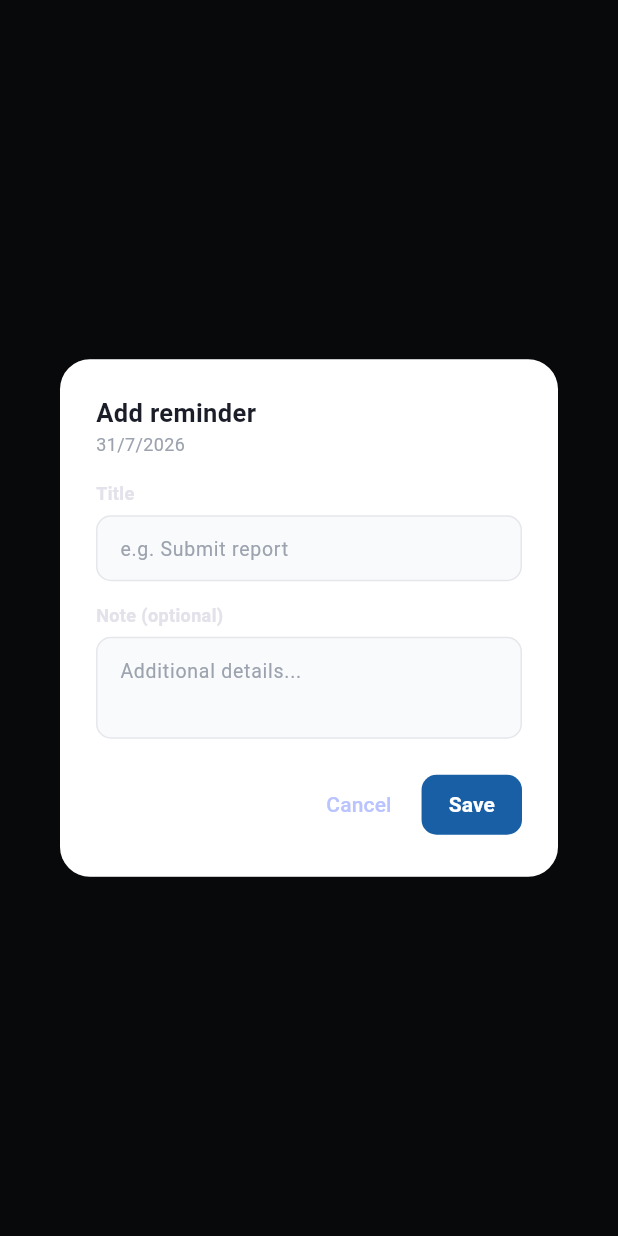
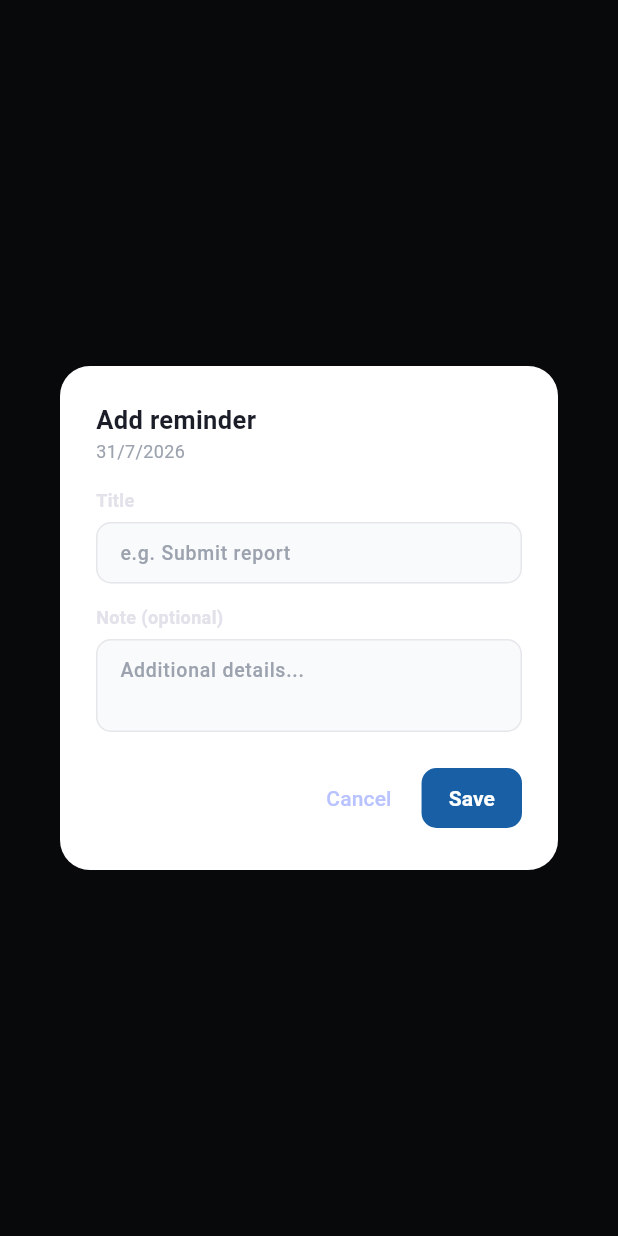
Before and after one commit to Cuna23/adastra_portal, a Flutter app: what addReminderForm() shows on an empty page, opened directly with empty values, on a phone screen of 412 x 824 dp. Run offline on Flutter 3.47's test engine with Material 3 defaults, Android fonts, the phone set to English and light mode, and no system bars; our stand-ins replace file_picker, fl_chart, go_router, image_picker, shared_preferences; missing offline and left inert: dart:html, dart:ui_web, excel, universal_html; accounts and stored records are empty; network calls fail.

Commit message:
route quick action staff

```diff
--- a/lib/app/module/dashboard/view/dashStaff_view.dart
+++ b/lib/app/module/dashboard/view/dashStaff_view.dart
@@ -87,8 +87,8 @@ class _DashboardStaffViewState extends State<DashboardStaffView> {
             spacing: 12,
             runSpacing: 12,
             children: [
-              _quickActionCard(Icons.add_alert_outlined, 'Report an incident', () => context.go('/incident')),
-              _quickActionCard(Icons.playlist_add_rounded, 'New service request', () => context.go('/service-request')),
+              _quickActionCard(Icons.add_alert_outlined, 'Report an incident', () => context.go('/incident?new=true')),
+              _quickActionCard(Icons.playlist_add_rounded, 'New service request', () => context.go('/service-request?new=true')),
             ],
           ),
         ],
--- a/lib/app/module/dashboard/view/widget/reminder_dialog.dart
+++ b/lib/app/module/dashboard/view/widget/reminder_dialog.dart
@@ -26,11 +26,20 @@ class ReminderDialogs {
               const SizedBox(height: 16),
               const Text('Title', style: TextStyle(fontSize: 12, fontWeight: FontWeight.w600)),
               const SizedBox(height: 6),
-              TextField(controller: titleCtrl, decoration: _decoration('e.g. Submit report')),
+              TextField(
+                controller: titleCtrl,
+                style: const TextStyle(fontSize: 14, fontWeight: FontWeight.w500, color: Color(0xFF1B1E28)),
+                decoration: _decoration('e.g. Submit report'),
+              ),
               const SizedBox(height: 14),
               const Text('Note (optional)', style: TextStyle(fontSize: 12, fontWeight: FontWeight.w600)),
               const SizedBox(height: 6),
-              TextField(controller: noteCtrl, maxLines: 2, decoration: _decoration('Additional details...')),
+              TextField(
+                controller: noteCtrl,
+                maxLines: 2,
+                style: const TextStyle(fontSize: 14, fontWeight: FontWeight.w500, color: Color(0xFF1B1E28)),
+                decoration: _decoration('Additional details...'),
+              ),
               const SizedBox(height: 20),
               Row(
                 mainAxisAlignment: MainAxisAlignment.end,
--- a/lib/app/module/it/ticketing/incident/view/incidentStaff_view.dart
+++ b/lib/app/module/it/ticketing/incident/view/incidentStaff_view.dart
@@ -9,12 +9,14 @@ class IncidentStaffView extends StatefulWidget {
   final String token;
   final String role;
   final int currentUserId;
+  final bool openCreate;
 
   const IncidentStaffView({
     super.key,
     required this.token,
     required this.role,
     required this.currentUserId,
+    this.openCreate = false,
   });
 
   @override
@@ -34,6 +36,7 @@ class _IncidentStaffViewState extends State<IncidentStaffView> {
     super.initState();
     WidgetsBinding.instance.addPostFrameCallback((_) {
       context.read<IncidentVM>().fetchIncidents(widget.token);
+      if (widget.openCreate) _openReportDialog();
     });
   }
 
--- a/lib/app/module/it/ticketing/sr/view/srStaff_view.dart
+++ b/lib/app/module/it/ticketing/sr/view/srStaff_view.dart
@@ -10,12 +10,14 @@ class ServiceRequestStaffView extends StatefulWidget {
   final String token;
   final String role;
   final int currentUserId;
+  final bool openCreate;
 
   const ServiceRequestStaffView({
     super.key,
     required this.token,
     required this.role,
     required this.currentUserId,
+    this.openCreate = false,
   });
 
   @override
@@ -34,6 +36,7 @@ class _ServiceRequestStaffViewState extends State<ServiceRequestStaffView> {
     super.initState();
     WidgetsBinding.instance.addPostFrameCallback((_) {
       context.read<ServiceRequestViewModel>().fetchRequests(widget.token);
+      if (widget.openCreate) _openCreateDialog();
     });
   }
 
```
Also changed, not shown: lib/app/module/dashboard/view/dashAdmin_view.dart (+9 -8 lines), lib/app/module/dashboard/view/widget/calendar.dart (+36 -13 lines), lib/app/router.dart (+6 -2 lines).
